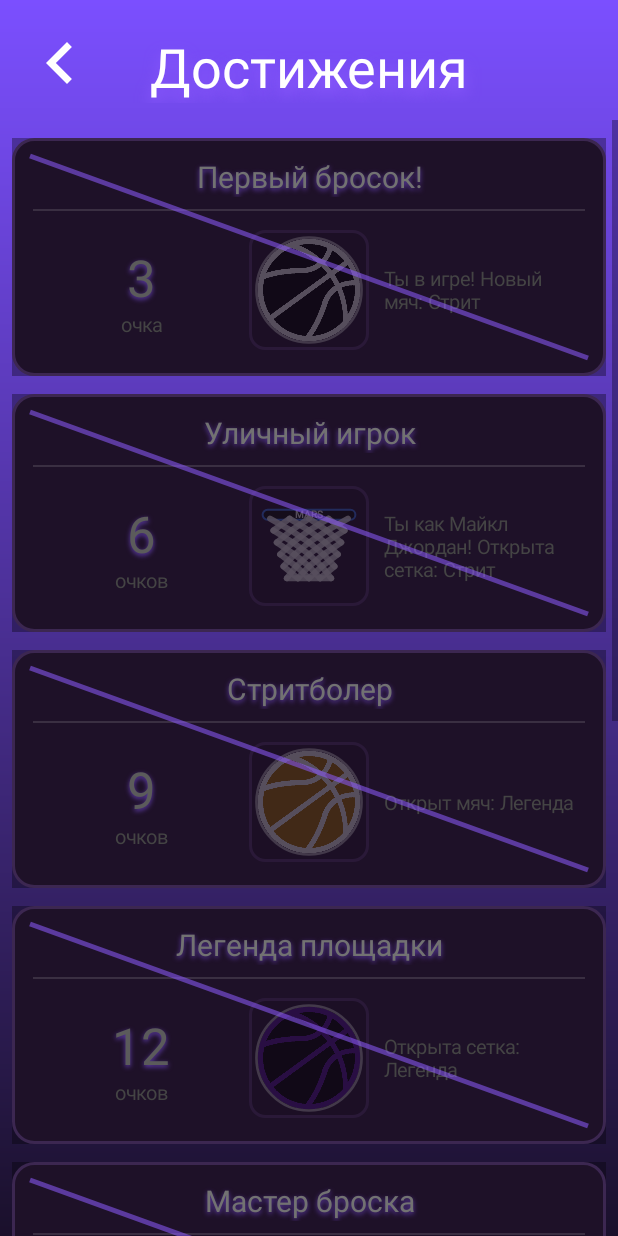
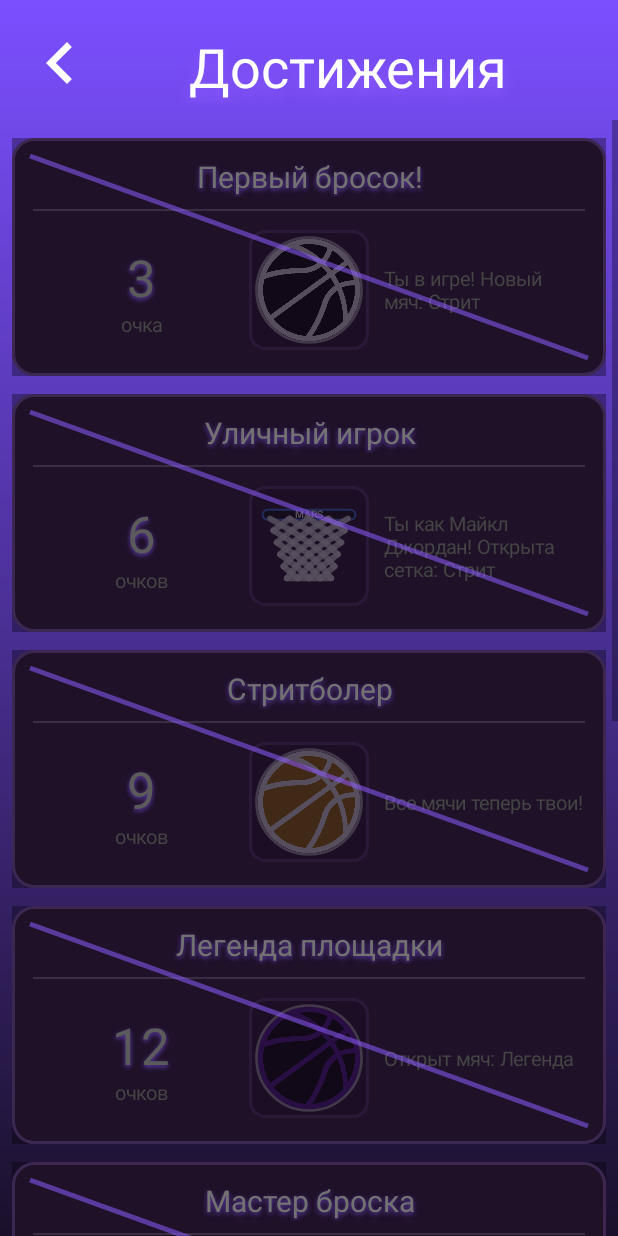
Before and after one commit to ogSulem/BasketMars, an Android app: the AchievementsActivity screen opened directly, with no data from a screen before it, on a phone screen of 412 x 824 dp. Run offline under Robolectric (Android 15) with nearby library versions, the phone set to English and light mode, and no system bars; our stand-ins replace Room's generated code.

Commit message:
Fix back button size, achievements layout, descriptions order, and Firebase index
Agent-Logs-Url: https://github.com/ogSulem/BasketMars/sessions/5dee9194-5c5b-4243-9541-3db51ae8d290

Co-authored-by: ogSulem <125482344+ogSulem@users.noreply.github.com>

```diff
--- a/app/src/main/java/com/example/basketballgame/AchievementsActivity.java
+++ b/app/src/main/java/com/example/basketballgame/AchievementsActivity.java
@@ -44,6 +44,7 @@ public class AchievementsActivity extends AppCompatActivity {
         title.setTextColor(Color.WHITE);
         title.setGravity(Gravity.CENTER);
         title.setShadowLayer(12, 0, 8, 0xFF8f5cff);
+        title.setPadding(dp(68), 0, dp(16), 0);
         FrameLayout.LayoutParams titleParams = new FrameLayout.LayoutParams(
                 FrameLayout.LayoutParams.MATCH_PARENT, FrameLayout.LayoutParams.WRAP_CONTENT);
         titleParams.topMargin = dp(20);
@@ -161,7 +162,7 @@ public class AchievementsActivity extends AppCompatActivity {
             if (i == 2) { rewardRes = R.drawable.ball; }
             if (i == 3) { rewardRes = R.drawable.ball3; }
             if (i == 4) { rewardRes = R.drawable.hoop3; }
-            if (i == 5) { rewardRes = R.drawable.hoop; }
+            if (i == 5) { isBgReward = true; bgPreviewRes = R.drawable.bg_gradient; }
             if (i == 6) { isBgReward = true; bgPreviewRes = R.drawable.bg_gradient2; }
             if (i == 7) { isBgReward = true; bgPreviewRes = R.drawable.bg_gradient3; }
             if (rewardRes != 0) {
--- a/app/src/main/java/com/example/basketballgame/GameActivity.java
+++ b/app/src/main/java/com/example/basketballgame/GameActivity.java
@@ -60,7 +60,7 @@ public class GameActivity extends AppCompatActivity {
         // Кнопка "Назад"
         ImageView backButton = new ImageView(this);
         backButton.setImageResource(R.drawable.ic_back);
-        backButton.setScaleType(ImageView.ScaleType.CENTER_INSIDE);
+        backButton.setScaleType(ImageView.ScaleType.FIT_CENTER);
         backButton.setContentDescription(getString(R.string.btn_back));
         int btnSizePx = dp(56);
         FrameLayout.LayoutParams backParams = new FrameLayout.LayoutParams(btnSizePx, btnSizePx);
--- a/app/src/main/java/com/example/basketballgame/InventoryActivity.java
+++ b/app/src/main/java/com/example/basketballgame/InventoryActivity.java
@@ -58,7 +58,7 @@ public class InventoryActivity extends AppCompatActivity {
         FrameLayout.LayoutParams backParams = new FrameLayout.LayoutParams(dp(56), dp(56));
         backParams.leftMargin = dp(12);
         backParams.topMargin = dp(14);
-        backBtn.setScaleType(ImageView.ScaleType.CENTER_INSIDE);
+        backBtn.setScaleType(ImageView.ScaleType.FIT_CENTER);
         root.addView(backBtn, backParams);
         backBtn.setOnClickListener(new View.OnClickListener() {
             @Override
--- a/app/src/main/res/layout/activity_leaderboard.xml
+++ b/app/src/main/res/layout/activity_leaderboard.xml
@@ -12,7 +12,7 @@
         android:layout_height="56dp"
         android:src="@drawable/ic_back"
         android:contentDescription="@string/btn_back"
-        android:scaleType="centerInside"
+        android:scaleType="fitCenter"
         android:layout_marginStart="12dp"
         android:layout_marginTop="14dp"
         app:layout_constraintStart_toStartOf="parent"
--- a/app/src/main/res/layout/activity_settings.xml
+++ b/app/src/main/res/layout/activity_settings.xml
@@ -17,7 +17,7 @@
             android:layout_height="56dp"
             android:src="@drawable/ic_back"
             android:contentDescription="@string/btn_back"
-            android:scaleType="centerInside"
+            android:scaleType="fitCenter"
             android:layout_marginStart="12dp"
             android:layout_marginTop="14dp"
             app:layout_constraintTop_toTopOf="parent"
--- a/app/src/main/res/values/strings.xml
+++ b/app/src/main/res/values/strings.xml
@@ -146,9 +146,9 @@
     <string-array name="achievement_descs">
         <item>Ты в игре! Новый мяч: Стрит</item>
         <item>Ты как Майкл Джордан! Открыта сетка: Стрит</item>
+        <item>Все мячи теперь твои!</item>
         <item>Открыт мяч: Легенда</item>
         <item>Открыта сетка: Легенда</item>
-        <item>Все мячи теперь твои!</item>
         <item>Все сетки теперь твои!</item>
         <item>Открыт синий фон!</item>
         <item>Открыт оранжевый фон!</item>
```
Also changed, not shown: app/src/main/java/com/example/basketballgame/data/CloudLeaderboardRepository.java (+6 -3 lines), 1 other file.
